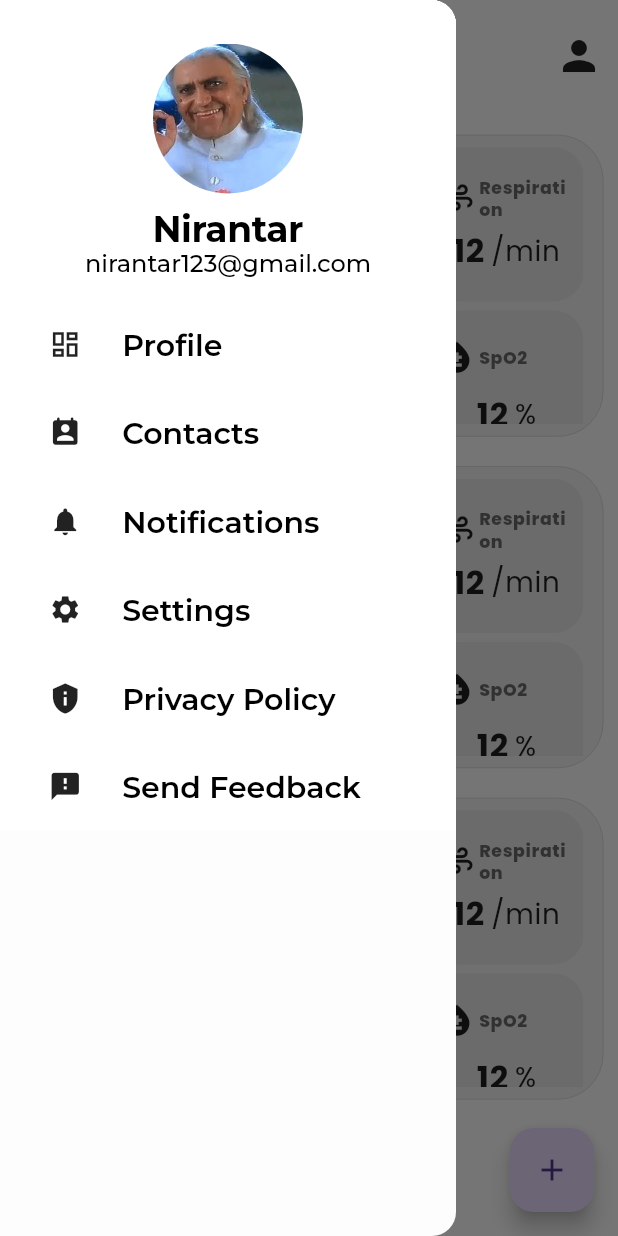
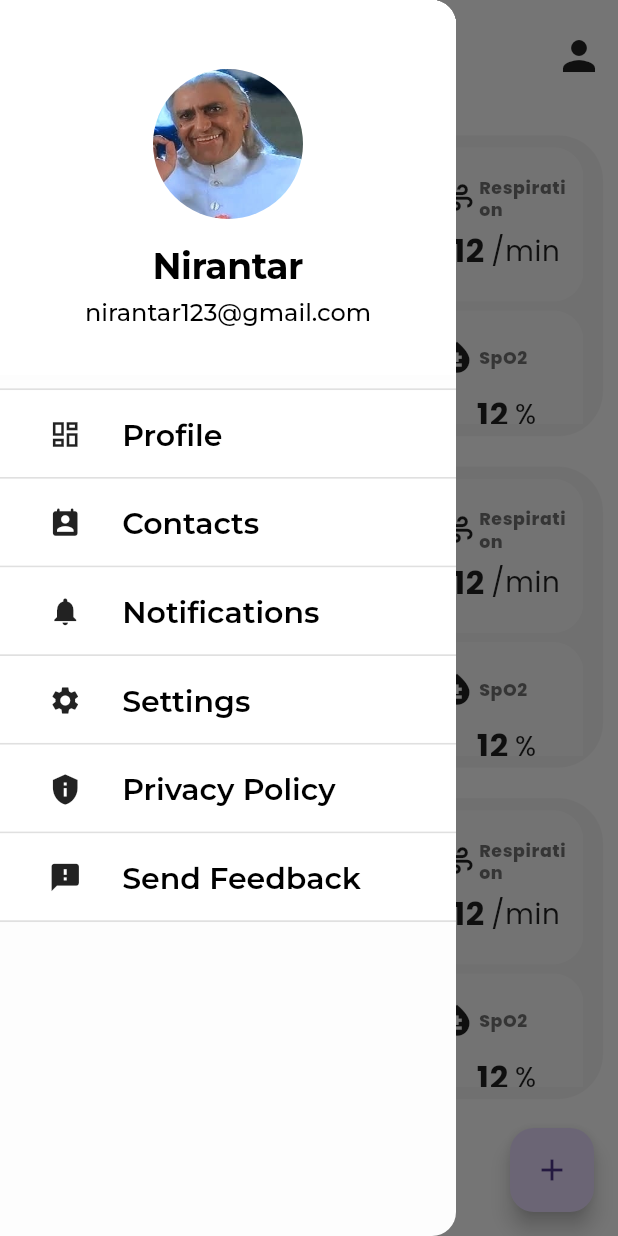
Before and after one commit to DipakSingh0/Major, a Flutter app: the screen it shows after launch, with the side drawer open, on a phone screen of 412 x 824 dp. Run offline on Flutter 3.47's test engine with Material 3 defaults, Android fonts, the phone set to English and light mode, and no system bars; our stand-ins replace avatar_glow, cached_network_image, curved_navigation_bar, firebase_auth, firebase_core, firebase_messaging and 4 more; missing offline and left inert: animated_progress_bar; accounts and stored records are empty; network calls fail.

Commit message:
added decoration coloring

```diff
--- a/lib/main.dart
+++ b/lib/main.dart
@@ -25,10 +25,10 @@ class MyApp extends StatelessWidget {
   Widget build(BuildContext context) {
     return MaterialApp(
       debugShowCheckedModeBanner: false,
-     theme: AppTheme.lightTheme,
+      theme: AppTheme.lightTheme,
       darkTheme: AppTheme.darkTheme,
       themeMode: ThemeMode.system,
-       home: HomePage(),
+      home: HomePage(),
       //  navigatorKey: navigatorKey,
       //  routes: {
       //   '/notification_page': (context) => const NotificationsPage(),
--- a/lib/pages/home/homewidget/static_user_container.dart
+++ b/lib/pages/home/homewidget/static_user_container.dart
@@ -40,7 +40,7 @@ class StaticUserContainer extends StatelessWidget {
             color: theme.cardTheme.color,
             borderRadius: BorderRadius.circular(30),
             border: Border.all(
-              color: Colors.grey,
+              color: theme.scaffoldBackgroundColor ,
               width: 0.2,
             ),
           ),
--- a/lib/pages/home/homewidget/user_smallercontainers.dart
+++ b/lib/pages/home/homewidget/user_smallercontainers.dart
@@ -29,7 +29,7 @@ class UserdataSmallContainer extends StatelessWidget {
         height: screenHeight / 6,
         width: screenWidth / 5,
         decoration: BoxDecoration(
-          color: theme.cardTheme.color?.withOpacity(0.6),
+          color: theme.scaffoldBackgroundColor.withOpacity(0.6),
           borderRadius: BorderRadius.circular(20),
         ),
         child: LayoutBuilder(
--- a/lib/widgets/my_drawer.dart
+++ b/lib/widgets/my_drawer.dart
@@ -3,6 +3,8 @@ import 'package:projet/pages/others/contacts_page.dart';
 import 'package:projet/pages/others/notifications_page.dart';
 import 'package:projet/pages/others/settings_page.dart';
 import 'package:projet/pages/profile/profile_page.dart';
+
+import 'custom_divider.dart';
 
 // import 'my_header_drawer.dart';
 
@@ -24,6 +26,7 @@ class _MyDrawerState extends State<MyDrawer> {
         child: Column(
           children: [
             MyHeaderDrawer(),
+            const SizedBox(height: 10,),
             myDrawerList(),
           ],
         ),
@@ -37,18 +40,25 @@ class _MyDrawerState extends State<MyDrawer> {
       color: theme.scaffoldBackgroundColor,
       child: Column(
         children: [
+          const CustomDivider(),
           menuItem(1, "Profile", Icons.dashboard_outlined,
               currentPage == DrawerSections.homepage ? true : false),
+          const CustomDivider(),
           menuItem(2, "Contacts", Icons.perm_contact_calendar_rounded,
               currentPage == DrawerSections.homepage ? true : false),
+          const CustomDivider(),
           menuItem(3, "Notifications", Icons.notifications,
               currentPage == DrawerSections.homepage ? true : false),
+          const CustomDivider(),
           menuItem(4, "Settings", Icons.settings,
               currentPage == DrawerSections.homepage ? true : false),
+          const CustomDivider(),
           menuItem(5, "Privacy Policy", Icons.privacy_tip_sharp,
               currentPage == DrawerSections.homepage ? true : false),
+          const CustomDivider(),
           menuItem(6, "Send Feedback", Icons.feedback,
               currentPage == DrawerSections.homepage ? true : false),
+          const CustomDivider(),
         ],
       ),
     );
@@ -136,7 +146,7 @@ class _MyHeaderDrawerState extends State<MyHeaderDrawer> {
     return Container(
         color: theme.scaffoldBackgroundColor,
         width: double.infinity,
-        height: 200,
+        height: 250,
         padding: EdgeInsets.only(top: 15.0),
         child: Column(
           mainAxisAlignment: MainAxisAlignment.center,
@@ -152,10 +162,18 @@ class _MyHeaderDrawerState extends State<MyHeaderDrawer> {
                     ),
                   )),
             ),
+            const SizedBox(
+              height: 8,
+            ),
+
             Text(
               'Nirantar',
               style: theme.textTheme.displayLarge,
             ),
+            const SizedBox(
+              height: 8,
+            ),
+
             Text(
               'nirantar123@gmail.com',
               style: theme.textTheme.displaySmall,
```
Also changed, not shown: lib/pages/profile/profile_page.dart (+4 -51 lines), lib/pages/profile/widgets/avatar_glow_widget.dart (added, +72 -0 lines).
